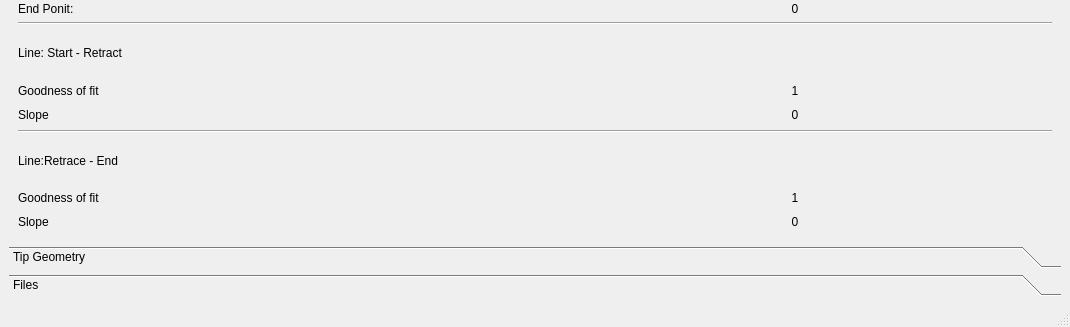
Before: the Qt Designer form UI_Main.ui in caowen2211891/SouthernUSAFM, drawn with Qt 5; both pictures show x 0 to 1070 and y 454 to 781 of the 1070 by 781 pixel window.
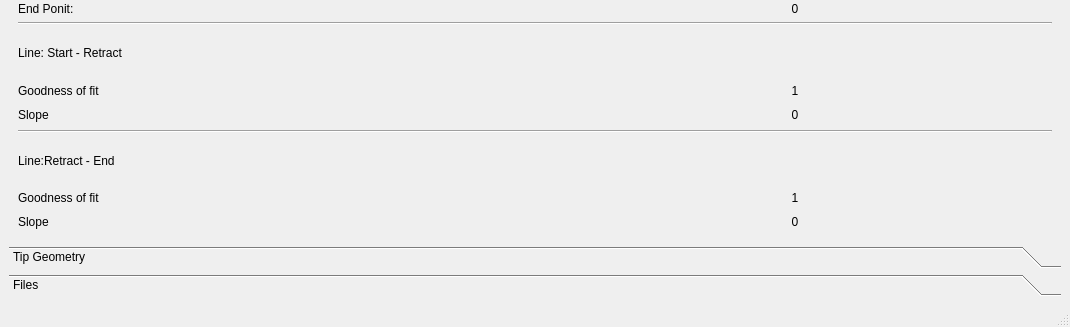
After: the same form once the commit is applied. The open tabs and pages were chosen to show the change. Icons and pictures are not drawn.

```diff
--- a/UI_Main.ui
+++ b/UI_Main.ui
@@ -574,7 +574,7 @@
           <item>
            <widget class="QLabel" name="label_43">
             <property name="text">
-             <string>Line:Retrace - End</string>
+             <string>Line:Retract - End</string>
             </property>
            </widget>
           </item>
```
